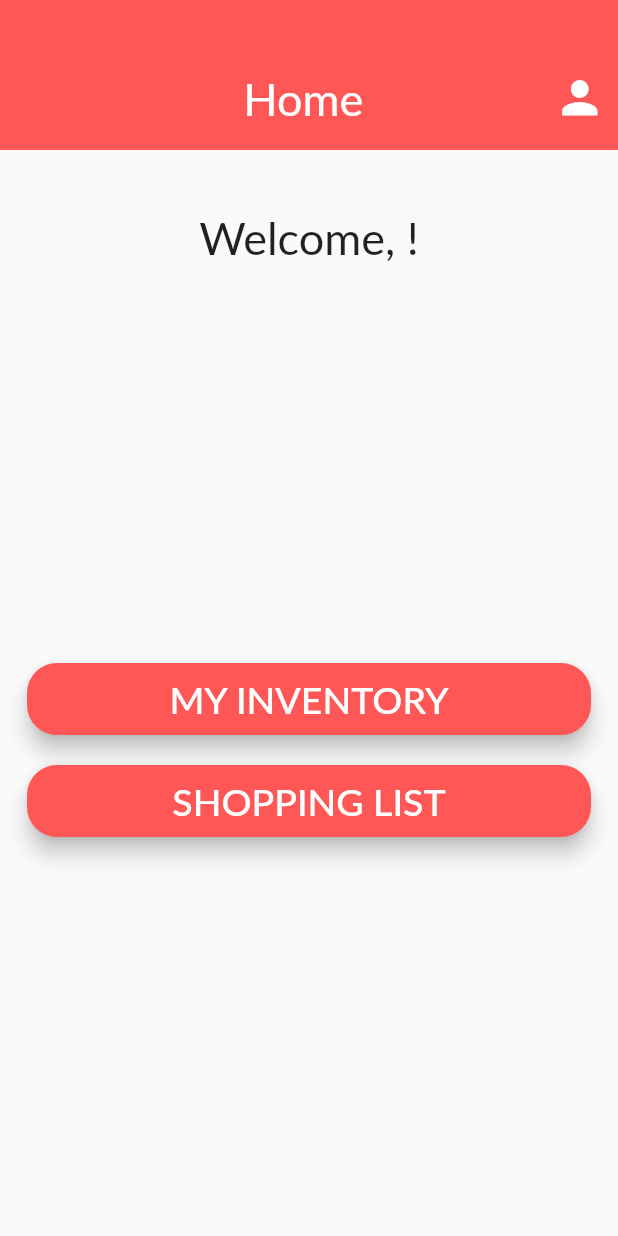
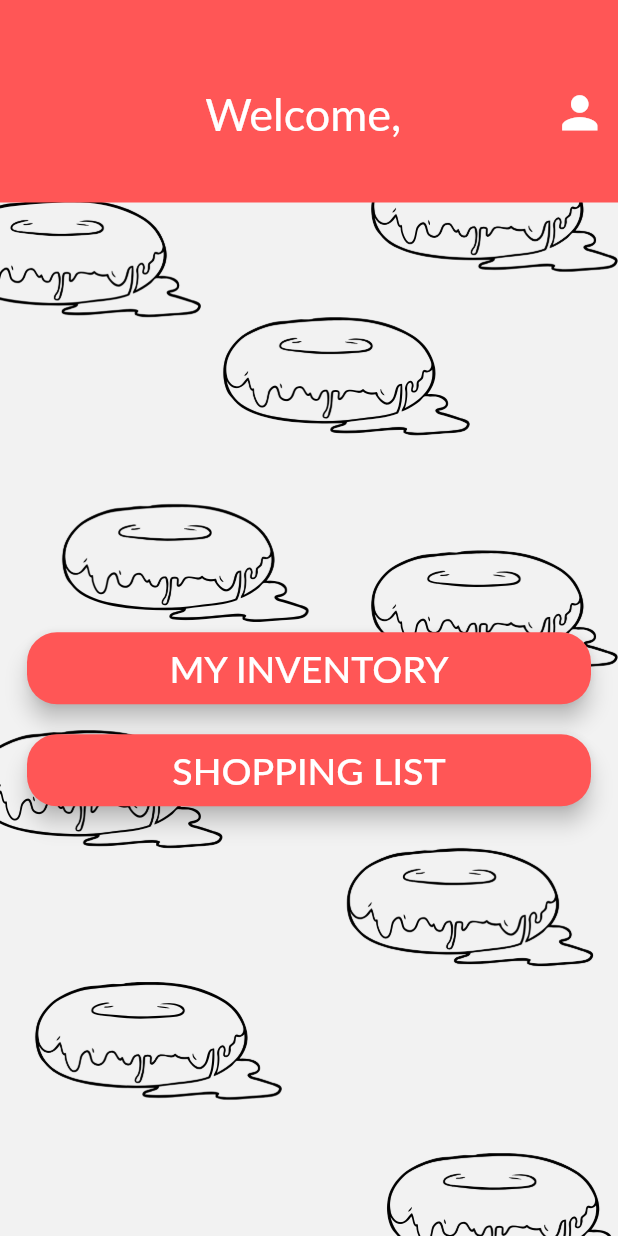
Before and after one commit to jamiesonshayna/LookToTheCook, a Flutter app: the HomeScreen screen opened by its route, on a phone screen of 412 x 824 dp. Run offline on Flutter 3.47's test engine with Material 2 defaults, Android fonts, the phone set to English and light mode, and no system bars; our stand-ins replace connectivity, flutter_secure_storage, font_awesome_flutter, rflutter_alert; missing offline and left inert: amazon_cognito_identity_dart; accounts and stored records are empty; Roboto replaces fonts that are missing (Lato).

Commit message:
Add homepage background image

```diff
--- a/look_to_the_cook/lib/views/home_screen.dart
+++ b/look_to_the_cook/lib/views/home_screen.dart
@@ -5,6 +5,7 @@ import 'package:look_to_the_cook/classes/secure_storage_class.dart';
 import 'package:look_to_the_cook/templates/app_bar_component.dart';
 import 'package:look_to_the_cook/templates/rounded_button.dart';
 import 'package:look_to_the_cook/templates/constants.dart';
+import 'package:look_to_the_cook/templates/background_container_image.dart';
 
 // ROUTES:
 import 'package:look_to_the_cook/views/settings_screen.dart';
@@ -14,15 +15,13 @@ import 'package:look_to_the_cook/views/user_shop_screen.dart';
 /*
 Authors: Shayna Jamieson, Rob Wood
 Date Created: 01/30/2020
-Last Modified: 02/01/2020
+Last Modified: 02/02/2020
 File Name: home_screen.dart
-Version: 2.0
+Version: 3.0
 Description: The purpose of this file is to build and render the home screen.
 The home screen contains a basic welcome message to the user and buttons to visit
 their pantry inventory, check user settings, or go to the shopping list screen.
  */
-
-// TODO: BUILD OUT UI / FUNCTIONALITY / ANIMATION
 
 class HomeScreen extends StatefulWidget {
   static const String id = 'home_screen';
@@ -48,7 +47,7 @@ class _HomeScreenState extends State<HomeScreen> {
     gettingName() async {
       var name = await storage.readFromStorage("name");
       String tempName = name.toString();
-      tempName = tempName.split(" ").first+"!";
+      tempName = tempName.split(" ").first;
       setState(() {
         userName = tempName;
       });
@@ -70,10 +69,13 @@ class _HomeScreenState extends State<HomeScreen> {
     return WillPopScope(
       onWillPop: () async => false,
       child: Scaffold(
+        backgroundColor: kRedButtonColor,
         appBar: PreferredSize( // create App Bar
           preferredSize: Size.fromHeight(125.0),
+          child: Padding(
+            padding: const EdgeInsets.only(top: 10.0),
             child: AppBarComponent(
-            title: 'Home ',
+              title: 'Welcome, ' + userName,
               invisibleLeftIcon: true,
               rightIcon: Icon(Icons.person), // user settings icon
               rightOnPressed: () {
@@ -81,19 +83,28 @@ class _HomeScreenState extends State<HomeScreen> {
               },
             ),
           ),
-        body: Column(
+        ),
+        body: BackgroundContainerImage(
+          image: 'images/homepage_bg.png',
+          child: Column(
             children: <Widget> [
-            Padding(
-              padding: const EdgeInsets.only(top: 40.0),
-              child: Center(
+//              Padding(
+//                padding: const EdgeInsets.only(top: 40.0),
+//                child: Center(
+//                  child: Container(
+//                    child: Text( // welcome text
+//                      'Welcome, '+ userName,
+//                      style: TextStyle(
+//                        fontSize: 30.0
+//                      ),
+//                    ),
+//                  ),
+//                ),
+//              ),
+            SizedBox(
+              height: 25.0,
               child: Container(
-                  child: Text( // welcome text
-                    'Welcome, '+ userName,
-                    style: TextStyle(
-                      fontSize: 30.0
-                    ),
-                  ),
-                ),
+                color: kRedButtonColor,
               ),
             ),
               Expanded(child: SizedBox()),
@@ -137,6 +148,7 @@ class _HomeScreenState extends State<HomeScreen> {
             ],
           ),
         ),
+      ),
     );
   }
 }
--- a/look_to_the_cook/lib/views/profile_screen.dart
+++ b/look_to_the_cook/lib/views/profile_screen.dart
@@ -141,7 +141,6 @@ class _ProfileScreenState extends State<ProfileScreen> {
                       onPressed: () {
                         Alert(
                             style: AlertStyle(
-                              isCloseButton: false, // forces the user to verify
                               isOverlayTapDismiss: false, // forces the user to verify
                             ),
                             context: context,
```
Also changed, not shown: look_to_the_cook/images/donut_background.png (added), look_to_the_cook/images/homepage_bg.png (added). Lines whose indentation alone changed are shown as unchanged.
